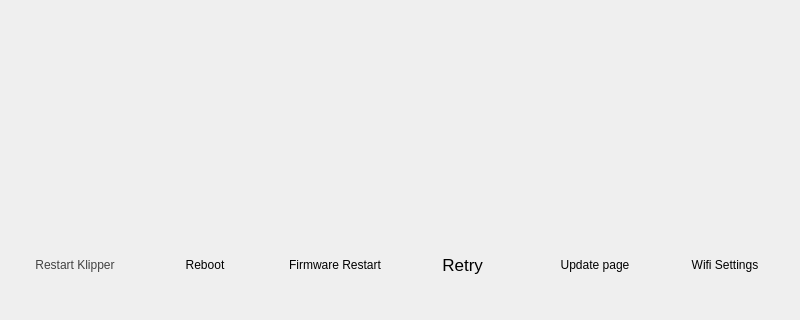
Before: the Qt Designer form BlocksScreen/lib/ui/connectionWindow.ui in BlocksTechnology/BlocksScreen, drawn with Qt 5; both pictures show x 0 to 800 and y 160 to 480 of the 800 by 480 pixel window.
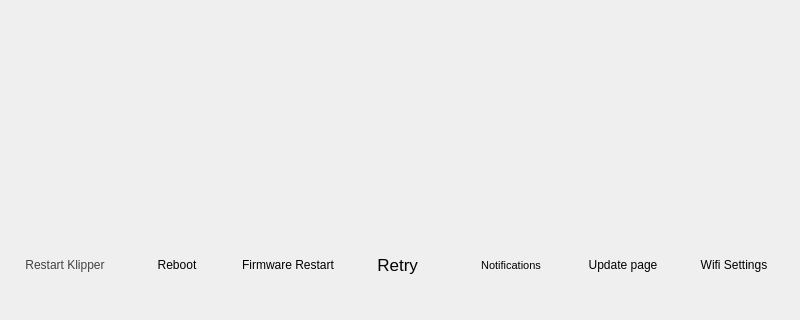
After: the same form once the commit is applied. Icons and pictures are not drawn. Custom widgets are drawn as their Qt base class.

The edit to the form file:
```diff
--- a/BlocksScreen/lib/ui/connectionWindow.ui
+++ b/BlocksScreen/lib/ui/connectionWindow.ui
@@ -574,6 +574,105 @@
       </property>
      </widget>
     </item>
+    <item alignment="Qt::AlignHCenter|Qt::AlignTop">
+     <widget class="IconButton" name="notification_btn">
+      <property name="sizePolicy">
+       <sizepolicy hsizetype="MinimumExpanding" vsizetype="Fixed">
+        <horstretch>0</horstretch>
+        <verstretch>0</verstretch>
+       </sizepolicy>
+      </property>
+      <property name="minimumSize">
+       <size>
+        <width>100</width>
+        <height>80</height>
+       </size>
+      </property>
+      <property name="maximumSize">
+       <size>
+        <width>100</width>
+        <height>80</height>
+       </size>
+      </property>
+      <property name="baseSize">
+       <size>
+        <width>80</width>
+        <height>80</height>
+       </size>
+      </property>
+      <property name="palette">
+       <palette>
+        <active/>
+        <inactive/>
+        <disabled/>
+       </palette>
+      </property>
+      <property name="font">
+       <font>
+        <pointsize>8</pointsize>
+       </font>
+      </property>
+      <property name="tabletTracking">
+       <bool>true</bool>
+      </property>
+      <property name="focusPolicy">
+       <enum>Qt::ClickFocus</enum>
+      </property>
+      <property name="autoFillBackground">
+       <bool>false</bool>
+      </property>
+      <property name="styleSheet">
+       <string notr="true"/>
+      </property>
+      <property name="text">
+       <string>Notifications</string>
+      </property>
+      <property name="icon">
+       <iconset>
+        <normaloff>:/system_icons/media/btn_icons/retry_connection.svg</normaloff>:/system_icons/media/btn_icons/retry_connection.svg</iconset>
+      </property>
+      <property name="iconSize">
+       <size>
+        <width>16</width>
+        <height>16</height>
+       </size>
+      </property>
+      <property name="checkable">
+       <bool>false</bool>
+      </property>
+      <property name="autoRepeatDelay">
+       <number>0</number>
+      </property>
+      <property name="autoRepeatInterval">
+       <number>0</number>
+      </property>
+      <property name="autoDefault">
+       <bool>false</bool>
+      </property>
+      <property name="default">
+       <bool>false</bool>
+      </property>
+      <property name="flat">
+       <bool>true</bool>
+      </property>
+      <property name="text_formatting" stdset="0">
+       <string>bottom</string>
+      </property>
+      <property name="icon_pixmap" stdset="0">
+       <pixmap resource="resources/icon_resources.qrc">:/ui/media/btn_icons/notification.svg</pixmap>
+      </property>
+      <property name="text_color" stdset="0">
+       <color>
+        <red>255</red>
+        <green>255</green>
+        <blue>255</blue>
+       </color>
+      </property>
+      <property name="has_text" stdset="0">
+       <bool>true</bool>
+      </property>
+     </widget>
+    </item>
     <item alignment="Qt::AlignHCenter|Qt::AlignTop">
      <widget class="IconButton" name="updatepageButton">
       <property name="sizePolicy">
```
